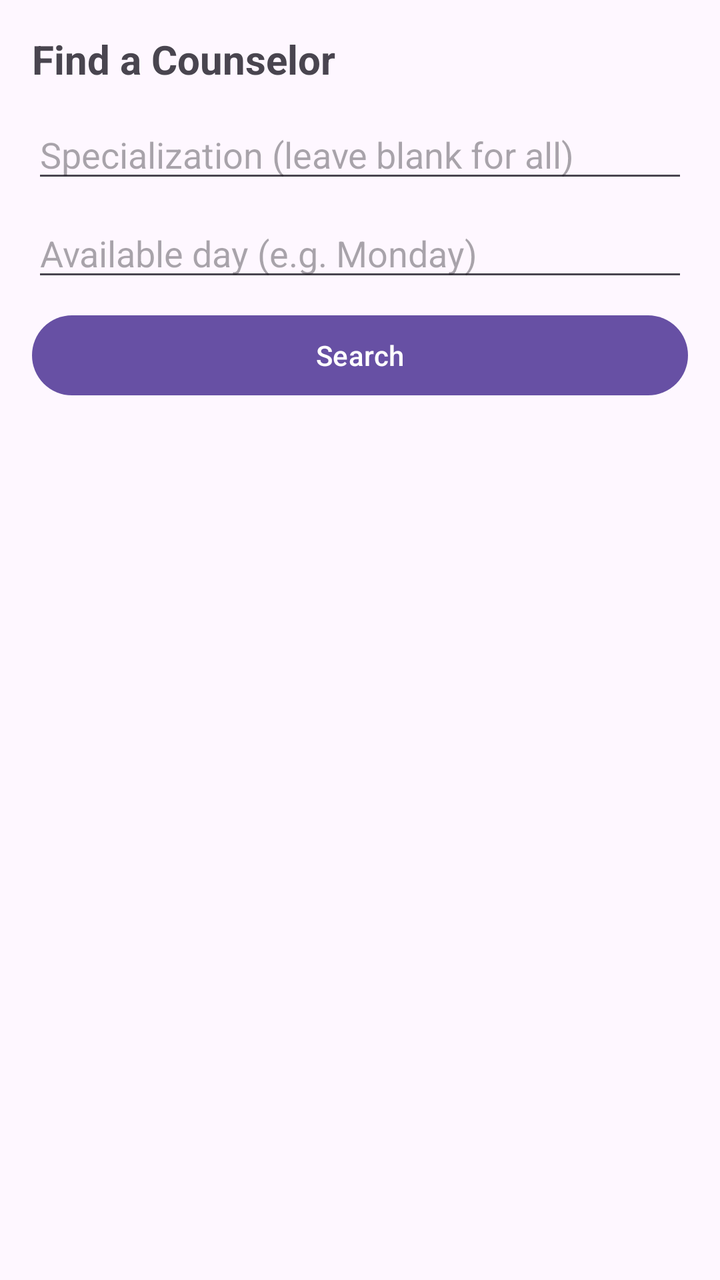
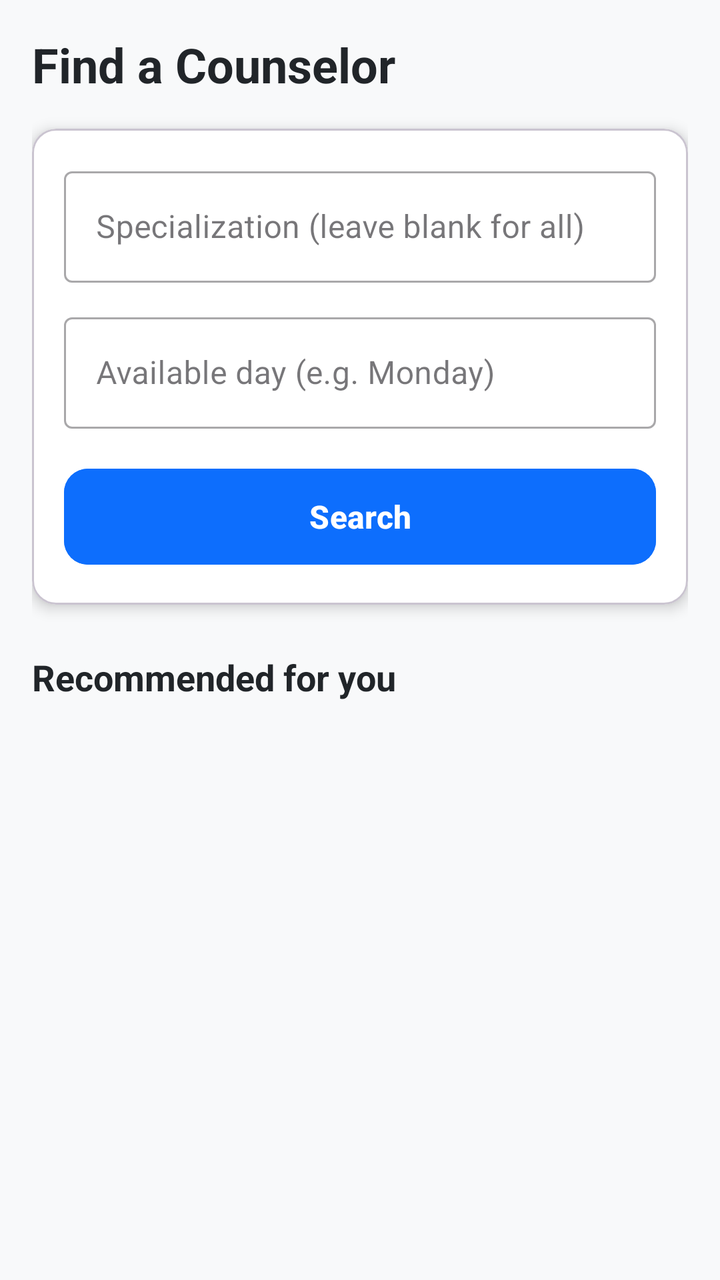

Screens rendered from an Android XML layout before and after an edit, with the pre-edit source and the edit as a unified diff.
<!-- AndroidManifest.xml: application theme Theme.CounsellingApp -->
<!-- res/layout/activity_counselor_search.xml -->
<?xml version="1.0" encoding="utf-8"?>
<LinearLayout xmlns:android="http://schemas.android.com/apk/res/android"
    android:layout_width="match_parent"
    android:layout_height="match_parent"
    android:orientation="vertical"
    android:padding="16dp">

    <TextView
        android:layout_width="wrap_content"
        android:layout_height="wrap_content"
        android:text="Find a Counselor"
        android:textSize="20sp"
        android:textStyle="bold"
        android:layout_marginBottom="12dp" />

    <EditText
        android:id="@+id/etSpecialization"
        android:layout_width="match_parent"
        android:layout_height="wrap_content"
        android:hint="Specialization (leave blank for all)" />

    <EditText
        android:id="@+id/etDay"
        android:layout_width="match_parent"
        android:layout_height="wrap_content"
        android:hint="Available day (e.g. Monday)"
        android:layout_marginTop="8dp" />

    <Button
        android:id="@+id/btnSearch"
        android:layout_width="match_parent"
        android:layout_height="wrap_content"
        android:text="Search"
        android:layout_marginTop="8dp"
        android:layout_marginBottom="12dp" />

    <androidx.recyclerview.widget.RecyclerView
        android:id="@+id/rvCounselors"
        android:layout_width="match_parent"
        android:layout_height="0dp"
        android:layout_weight="1" />

</LinearLayout>
<!-- resources referenced by this layout -->
<resources>
  <style name="Theme.CounsellingApp" parent="Base.Theme.CounsellingApp" />
  <style name="Base.Theme.CounsellingApp" parent="Theme.Material3.DayNight.NoActionBar">
          
          
      </style>
</resources>

<!-- the commit's change to res/layout/activity_counselor_search.xml (unified diff, before → after) -->
@@ -1,43 +1,94 @@
 <?xml version="1.0" encoding="utf-8"?>
 <LinearLayout xmlns:android="http://schemas.android.com/apk/res/android"
+    xmlns:app="http://schemas.android.com/apk/res-auto"
     android:layout_width="match_parent"
     android:layout_height="match_parent"
     android:orientation="vertical"
-    android:padding="16dp">
+    android:padding="16dp"
+    android:background="#F8F9FA">
 
     <TextView
         android:layout_width="wrap_content"
         android:layout_height="wrap_content"
         android:text="Find a Counselor"
-        android:textSize="20sp"
+        android:textSize="24sp"
         android:textStyle="bold"
-        android:layout_marginBottom="12dp" />
+        android:textColor="#212529"
+        android:layout_marginBottom="16dp" />
 
-    <EditText
-        android:id="@+id/etSpecialization"
+    
+    <com.google.android.material.card.MaterialCardView
         android:layout_width="match_parent"
         android:layout_height="wrap_content"
-        android:hint="Specialization (leave blank for all)" />
+        android:layout_marginBottom="24dp"
+        app:cardCornerRadius="12dp"
+        app:cardElevation="4dp"
+        app:cardBackgroundColor="@android:color/white">
 
-    <EditText
-        android:id="@+id/etDay"
-        android:layout_width="match_parent"
+        <LinearLayout
+            android:layout_width="match_parent"
+            android:layout_height="wrap_content"
+            android:orientation="vertical"
+            android:padding="16dp">
+
+            <com.google.android.material.textfield.TextInputLayout
+                style="@style/Widget.MaterialComponents.TextInputLayout.OutlinedBox"
+                android:layout_width="match_parent"
+                android:layout_height="wrap_content"
+                android:hint="Specialization (leave blank for all)">
+
+                <com.google.android.material.textfield.TextInputEditText
+                    android:id="@+id/etSpecialization"
+                    android:layout_width="match_parent"
+                    android:layout_height="wrap_content"
+                    android:inputType="text" />
+            </com.google.android.material.textfield.TextInputLayout>
+
+            <com.google.android.material.textfield.TextInputLayout
+                style="@style/Widget.MaterialComponents.TextInputLayout.OutlinedBox"
+                android:layout_width="match_parent"
+                android:layout_height="wrap_content"
+                android:layout_marginTop="12dp"
+                android:hint="Available day (e.g. Monday)">
+
+                <com.google.android.material.textfield.TextInputEditText
+                    android:id="@+id/etDay"
+                    android:layout_width="match_parent"
+                    android:layout_height="wrap_content"
+                    android:inputType="text" />
+            </com.google.android.material.textfield.TextInputLayout>
+
+            <com.google.android.material.button.MaterialButton
+                android:id="@+id/btnSearch"
+                android:layout_width="match_parent"
+                android:layout_height="56dp"
+                android:layout_marginTop="16dp"
+                android:text="Search"
+                android:textAllCaps="false"
+                android:textSize="16sp"
+                android:textStyle="bold"
+                app:cornerRadius="12dp"
+                android:backgroundTint="#0D6EFD" />
+
+        </LinearLayout>
+    </com.google.android.material.card.MaterialCardView>
+
+    
+    <TextView
+        android:layout_width="wrap_content"
         android:layout_height="wrap_content"
-        android:hint="Available day (e.g. Monday)"
-        android:layout_marginTop="8dp" />
-
-    <Button
-        android:id="@+id/btnSearch"
-        android:layout_width="match_parent"
-        android:layout_height="wrap_content"
-        android:text="Search"
-        android:layout_marginTop="8dp"
+        android:text="Recommended for you"
+        android:textSize="18sp"
+        android:textStyle="bold"
+        android:textColor="#212529"
         android:layout_marginBottom="12dp" />
 
     <androidx.recyclerview.widget.RecyclerView
         android:id="@+id/rvCounselors"
         android:layout_width="match_parent"
         android:layout_height="0dp"
-        android:layout_weight="1" />
+        android:layout_weight="1"
+        android:clipToPadding="false"
+        android:paddingBottom="16dp" />
 
 </LinearLayout>
